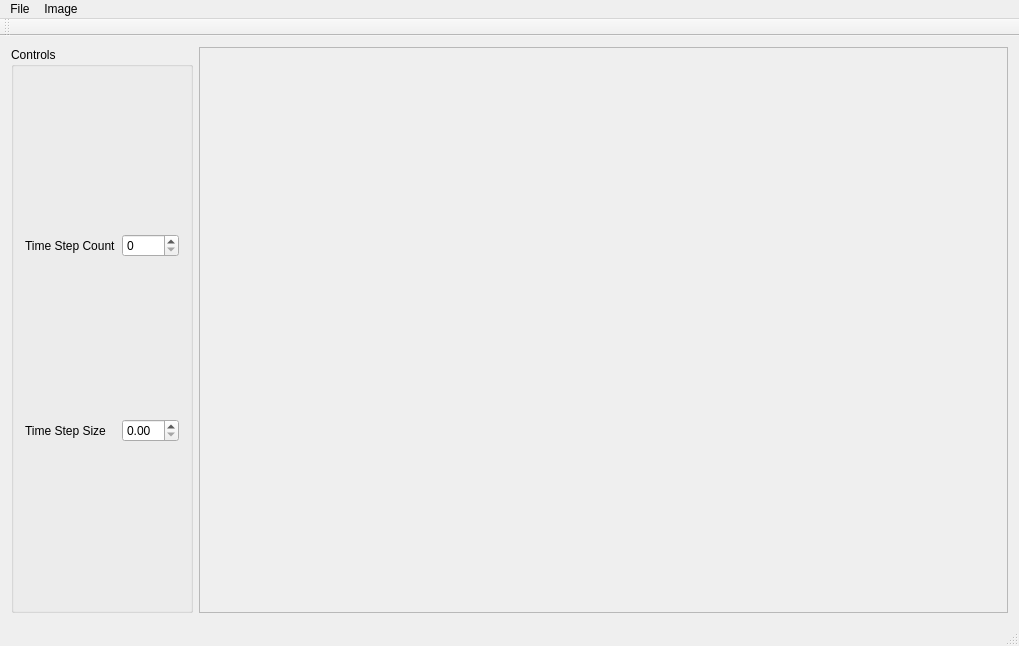
This is src/ImageViewer.ui in Kalorina/SpracovanieObrazu as Qt 5 draws it before an edit. The edited form follows.
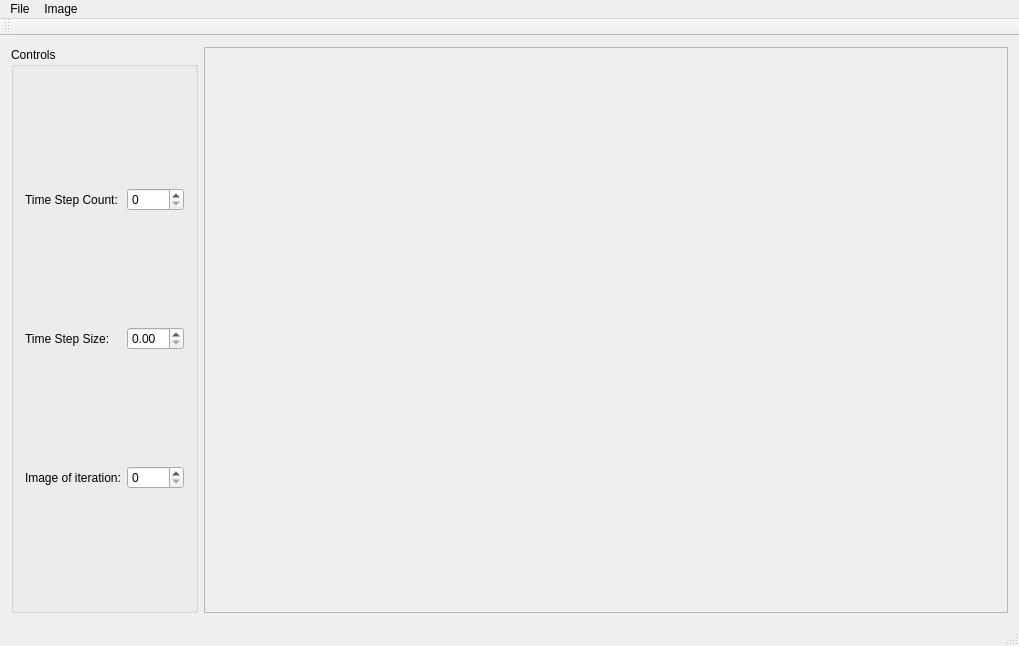
This is the edited form.

Commit message: Showcasing all images of all iterations Explicit Scheme

```diff
--- a/src/ImageViewer.ui
+++ b/src/ImageViewer.ui
@@ -21,26 +21,36 @@
        <string>Controls</string>
       </property>
       <layout class="QGridLayout" name="gridLayout">
-       <item row="1" column="2">
-        <widget class="QDoubleSpinBox" name="timeStepdoubleSpinBox"/>
-       </item>
-       <item row="0" column="2">
-        <widget class="QSpinBox" name="stepCountspinBox"/>
-       </item>
        <item row="1" column="0">
         <widget class="QLabel" name="label_2">
          <property name="text">
-          <string>Time Step Size</string>
+          <string>Time Step Size:</string>
          </property>
         </widget>
        </item>
        <item row="0" column="0">
         <widget class="QLabel" name="label">
          <property name="text">
-          <string>Time Step Count</string>
+          <string>Time Step Count:</string>
          </property>
         </widget>
        </item>
+       <item row="2" column="0">
+        <widget class="QLabel" name="label_3">
+         <property name="text">
+          <string>Image of iteration:</string>
+         </property>
+        </widget>
+       </item>
+       <item row="0" column="2">
+        <widget class="QSpinBox" name="stepCountspinBox"/>
+       </item>
+       <item row="2" column="2">
+        <widget class="QSpinBox" name="IDiterationsspinBox"/>
+       </item>
+       <item row="1" column="2">
+        <widget class="QDoubleSpinBox" name="timeStepdoubleSpinBox"/>
+       </item>
       </layout>
      </widget>
     </item>
@@ -54,7 +64,7 @@
         <rect>
          <x>0</x>
          <y>0</y>
-         <width>796</width>
+         <width>788</width>
          <height>560</height>
         </rect>
        </property>
```
The commit also changes 6 other files.
